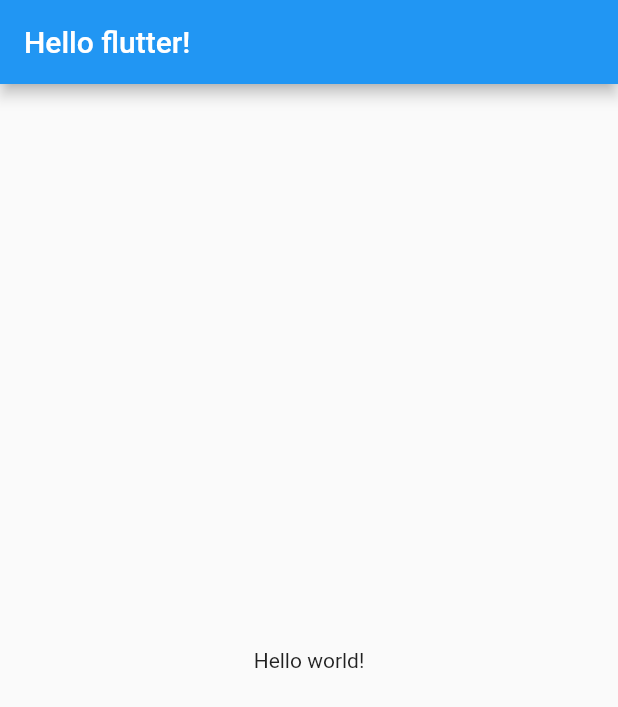
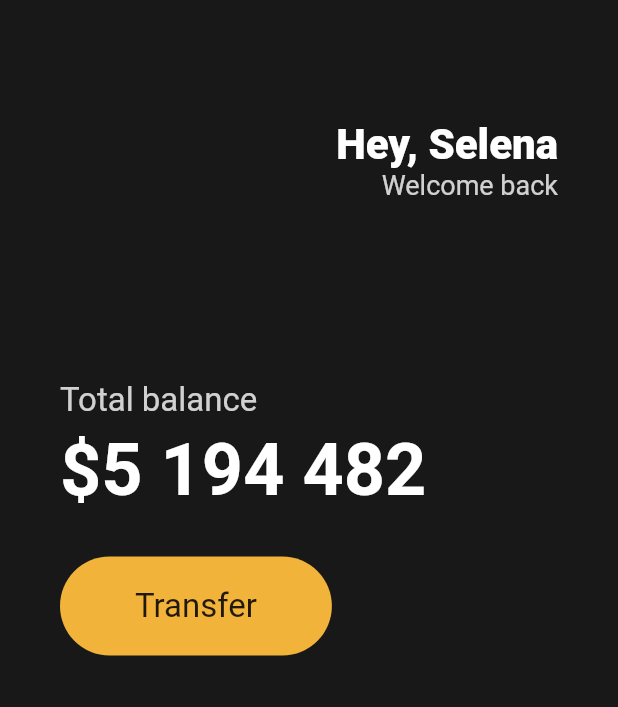
Before and after one commit to wesbin/flutter-study, a Flutter app: the screen it shows after launch, on a phone screen of 412 x 824 dp. Shown: the top 707 px of the screen. Run offline on Flutter 3.47's test engine with Material 2 defaults, Android fonts, the light colour scheme and no system bars.

Commit message:
flutter ing...

```diff
--- a/toonflix/analysis_options.yaml
+++ b/toonflix/analysis_options.yaml
@@ -21,6 +21,7 @@
   # `// ignore_for_file: name_of_lint` syntax on the line or in the file
   # producing the lint.
   rules:
+    prefer_const_constructors: false
     # avoid_print: false  # Uncomment to disable the `avoid_print` rule
     # prefer_single_quotes: true  # Uncomment to enable the `prefer_single_quotes` rule
 
--- /dev/null
+++ b/toonflix/lib/_main.dart
@@ -0,0 +1,23 @@
+import 'package:flutter/material.dart';
+
+void main() {
+  runApp(const App());
+}
+
+class App extends StatelessWidget {
+  const App({super.key});
+
+  @override
+  Widget build(BuildContext context) {
+    return MaterialApp(
+      home: Scaffold(
+        appBar: AppBar(
+          title: const Text("Hello flutter!"),
+        ),
+        body: const Center(
+          child: Text("Hello world!"),
+        ),
+      ),
+    );
+  }
+}
--- a/toonflix/lib/main.dart
+++ b/toonflix/lib/main.dart
@@ -11,11 +11,90 @@
   Widget build(BuildContext context) {
     return MaterialApp(
       home: Scaffold(
-        appBar: AppBar(
-          title: const Text("Hello flutter!"),
-        ),
-        body: const Center(
-          child: Text("Hello world!"),
+        backgroundColor: Color(0xFF181818),
+        body: Padding(
+          padding: EdgeInsets.symmetric(
+            horizontal: 40,
+          ),
+          child: Column(
+            crossAxisAlignment: CrossAxisAlignment.start,
+            children: [
+              SizedBox(
+                height: 80,
+              ),
+              Row(
+                mainAxisAlignment: MainAxisAlignment.end,
+                children: [
+                  Column(
+                    crossAxisAlignment: CrossAxisAlignment.end,
+                    children: [
+                      Text(
+                        "Hey, Selena",
+                        style: TextStyle(
+                          color: Colors.white,
+                          fontSize: 28,
+                          fontWeight: FontWeight.w800,
+                        ),
+                      ),
+                      Text(
+                        "Welcome back",
+                        style: TextStyle(
+                          color: Colors.white.withOpacity(0.8),
+                          fontSize: 18,
+                        ),
+                      ),
+                    ],
+                  )
+                ],
+              ),
+              SizedBox(
+                height: 120,
+              ),
+              Text(
+                "Total balance",
+                style: TextStyle(
+                  color: Colors.white.withOpacity(0.8),
+                  fontSize: 22,
+                ),
+              ),
+              SizedBox(
+                height: 5,
+              ),
+              Text(
+                "\$5 194 482",
+                style: TextStyle(
+                  color: Colors.white,
+                  fontSize: 48,
+                  fontWeight: FontWeight.w600,
+                ),
+              ),
+              SizedBox(
+                height: 30,
+              ),
+              Row(
+                children: [
+                  Container(
+                    decoration: BoxDecoration(
+                      color: Color(0xFFF2B33A),
+                      borderRadius: BorderRadius.circular(45),
+                    ),
+                    child: Padding(
+                      padding: EdgeInsets.symmetric(
+                        vertical: 20,
+                        horizontal: 50,
+                      ),
+                      child: Text(
+                        "Transfer",
+                        style: TextStyle(
+                          fontSize: 22,
+                        ),
+                      ),
+                    ),
+                  )
+                ],
+              )
+            ],
+          ),
         ),
       ),
     );
```
Also changed, not shown: 1 other file.
